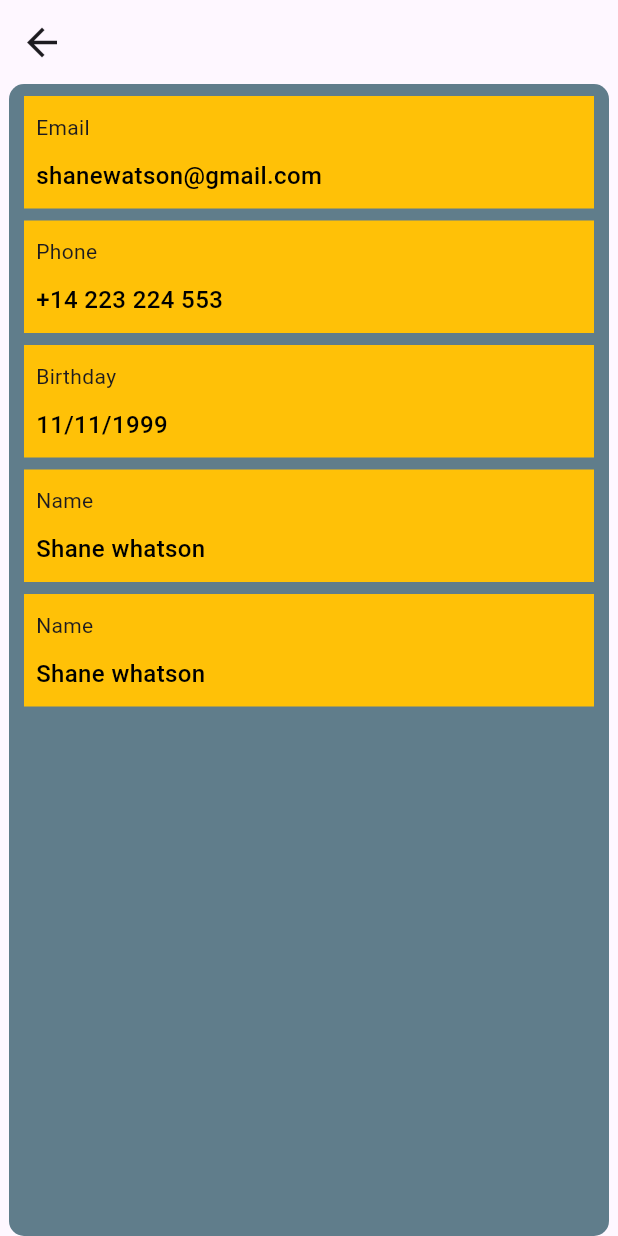
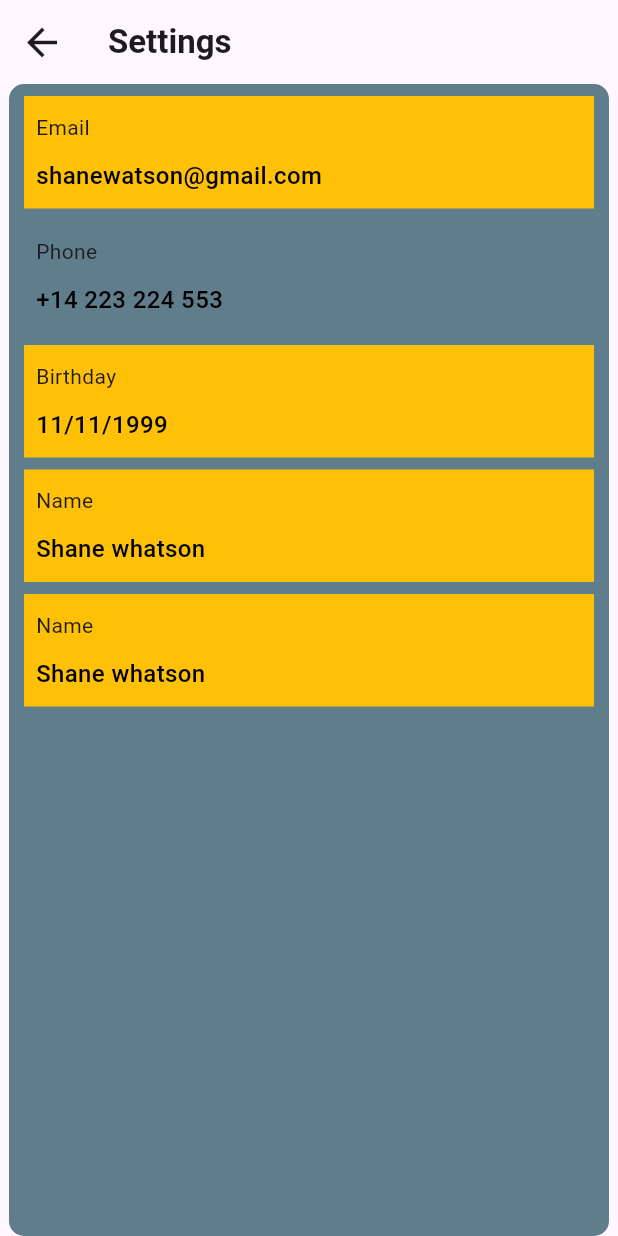
Before and after one commit to Nived-Manoj/Tasky-App, a Flutter app: the Settings screen opened directly, on a phone screen of 412 x 824 dp. Run offline on Flutter 3.47's test engine with Material 3 defaults, Android fonts, the phone set to English and light mode, and no system bars; our stand-ins replace lottie, percent_indicator.

Commit message:
initial committ

```diff
--- a/lib/view/settings.dart
+++ b/lib/view/settings.dart
@@ -12,6 +12,7 @@ class Settings extends StatelessWidget {
           style: ButtonStyle(iconSize: MaterialStatePropertyAll(30)),
           onPressed: () => Navigator.of(context).pop(),
         ),
+        title: Text("Settings", style: TextStyle(fontWeight: FontWeight.w600)),
       ),
       body: Center(
         child: Container(
@@ -52,7 +53,6 @@ class Settings extends StatelessWidget {
               Container(
                 height: 75,
                 width: 380,
-                color: Colors.amber,
                 child: Padding(
                   padding: const EdgeInsets.only(left: 8),
                   child: Column(
```
